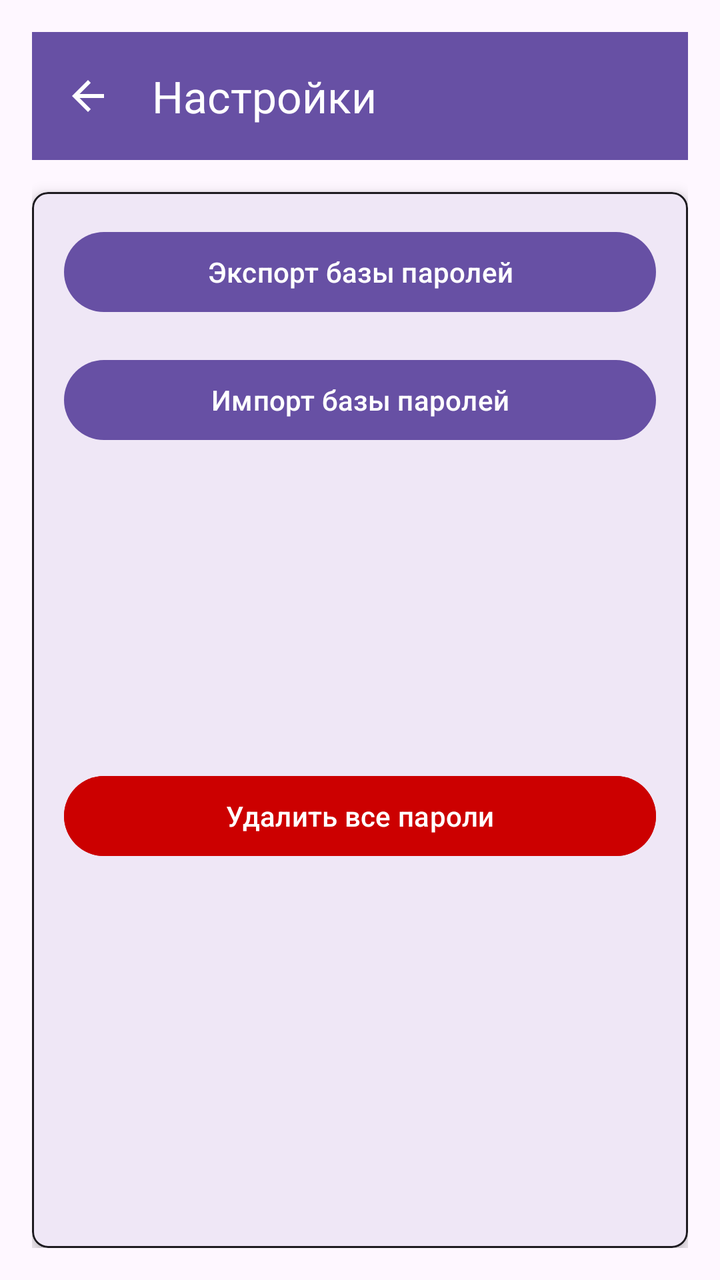
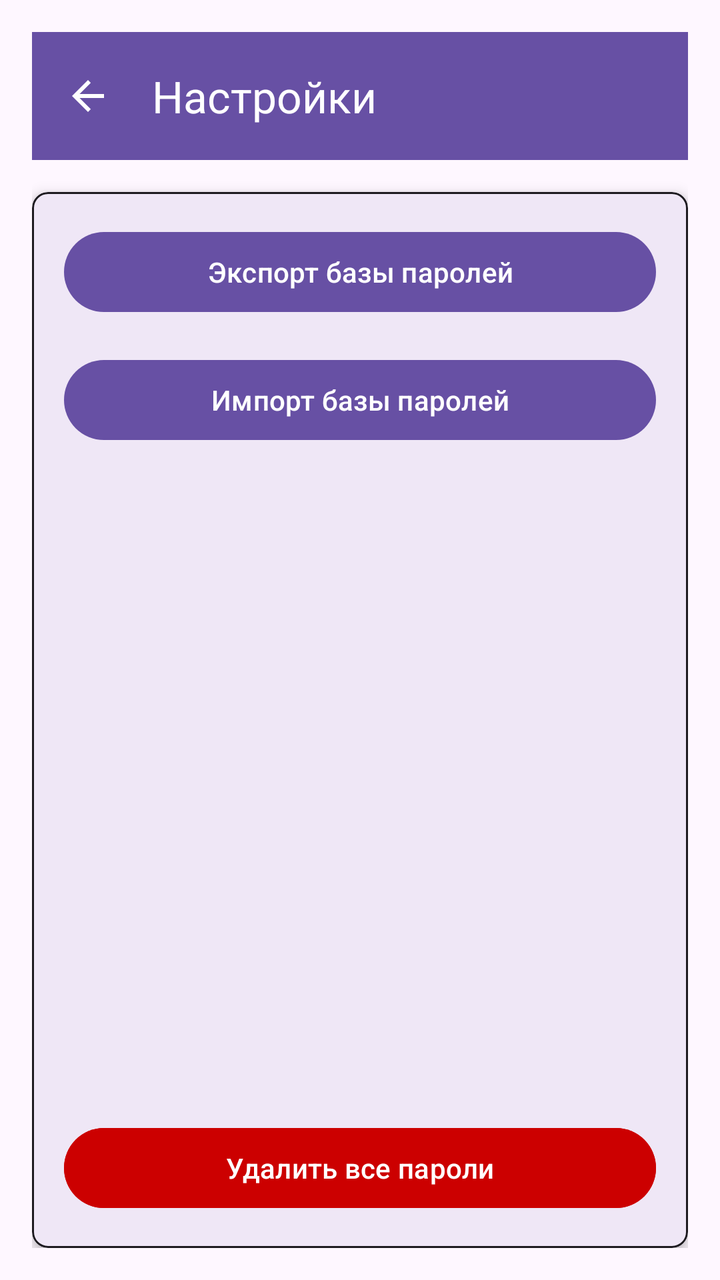

An Android layout rendered at two revisions. The XML below is the earlier revision; the diff shows what the commit changed to produce the second picture.
<!-- AndroidManifest.xml: application theme Theme.PassManager -->
<!-- res/layout/activity_settings.xml -->
<?xml version="1.0" encoding="utf-8"?>
<androidx.drawerlayout.widget.DrawerLayout xmlns:android="http://schemas.android.com/apk/res/android"
    xmlns:app="http://schemas.android.com/apk/res-auto"
    android:layout_width="match_parent"
    android:layout_height="match_parent"
    android:fitsSystemWindows="true">

    
    <LinearLayout
        android:layout_width="match_parent"
        android:layout_height="match_parent"
        android:orientation="vertical"
        android:padding="16dp"
        android:fitsSystemWindows="true">

        <androidx.appcompat.widget.Toolbar
            android:id="@+id/toolbar"
            android:layout_width="match_parent"
            android:layout_height="?attr/actionBarSize"
            android:background="?attr/colorPrimary"
            android:theme="@style/ThemeOverlay.AppCompat.Dark.ActionBar"
            app:popupTheme="@style/ThemeOverlay.AppCompat.Light"
            app:navigationIcon="?attr/homeAsUpIndicator"
            app:title="Настройки"
            android:layout_marginBottom="16dp" />

        
        <com.google.android.material.card.MaterialCardView
            android:layout_width="match_parent"
            android:layout_height="match_parent"
            app:cardElevation="4dp"
            app:cardCornerRadius="8dp"
            app:cardBackgroundColor="?attr/colorSurface"
            app:strokeColor="?attr/colorOnSurface"
            app:strokeWidth="1dp">

            <LinearLayout
                android:layout_width="match_parent"
                android:layout_height="wrap_content"
                android:orientation="vertical"
                android:padding="16dp">

                <Button
                    android:id="@+id/exportButton"
                    android:layout_width="match_parent"
                    android:layout_height="wrap_content"
                    android:text="Экспорт базы паролей"
                    android:layout_marginBottom="16dp" />

                <Button
                    android:id="@+id/importButton"
                    android:layout_width="match_parent"
                    android:layout_height="wrap_content"
                    android:text="Импорт базы паролей"
                    android:layout_marginBottom="160dp" />

                <Button
                    android:id="@+id/deleteAllButton"
                    android:layout_width="match_parent"
                    android:layout_height="wrap_content"
                    android:text="Удалить все пароли"
                    android:backgroundTint="@android:color/holo_red_dark" />

            </LinearLayout>

        </com.google.android.material.card.MaterialCardView>

    </LinearLayout>

</androidx.drawerlayout.widget.DrawerLayout>
<!-- resources referenced by this layout -->
<resources>
  <style name="Theme.PassManager" parent="Theme.Material3.DayNight.NoActionBar" />
</resources>

<!-- the commit's change to res/layout/activity_settings.xml (unified diff, before → after) -->
@@ -36,23 +36,31 @@
 
             <LinearLayout
                 android:layout_width="match_parent"
-                android:layout_height="wrap_content"
+                android:layout_height="match_parent"
                 android:orientation="vertical"
                 android:padding="16dp">
 
-                <Button
-                    android:id="@+id/exportButton"
+                <LinearLayout
                     android:layout_width="match_parent"
-                    android:layout_height="wrap_content"
-                    android:text="Экспорт базы паролей"
-                    android:layout_marginBottom="16dp" />
+                    android:layout_height="0dp"
+                    android:layout_weight="1"
+                    android:orientation="vertical">
 
-                <Button
-                    android:id="@+id/importButton"
-                    android:layout_width="match_parent"
-                    android:layout_height="wrap_content"
-                    android:text="Импорт базы паролей"
-                    android:layout_marginBottom="160dp" />
+                    <Button
+                        android:id="@+id/exportButton"
+                        android:layout_width="match_parent"
+                        android:layout_height="wrap_content"
+                        android:text="Экспорт базы паролей"
+                        android:layout_marginBottom="16dp" />
+
+                    <Button
+                        android:id="@+id/importButton"
+                        android:layout_width="match_parent"
+                        android:layout_height="wrap_content"
+                        android:text="Импорт базы паролей"
+                        android:layout_marginBottom="16dp" />
+
+                </LinearLayout>
 
                 <Button
                     android:id="@+id/deleteAllButton"
